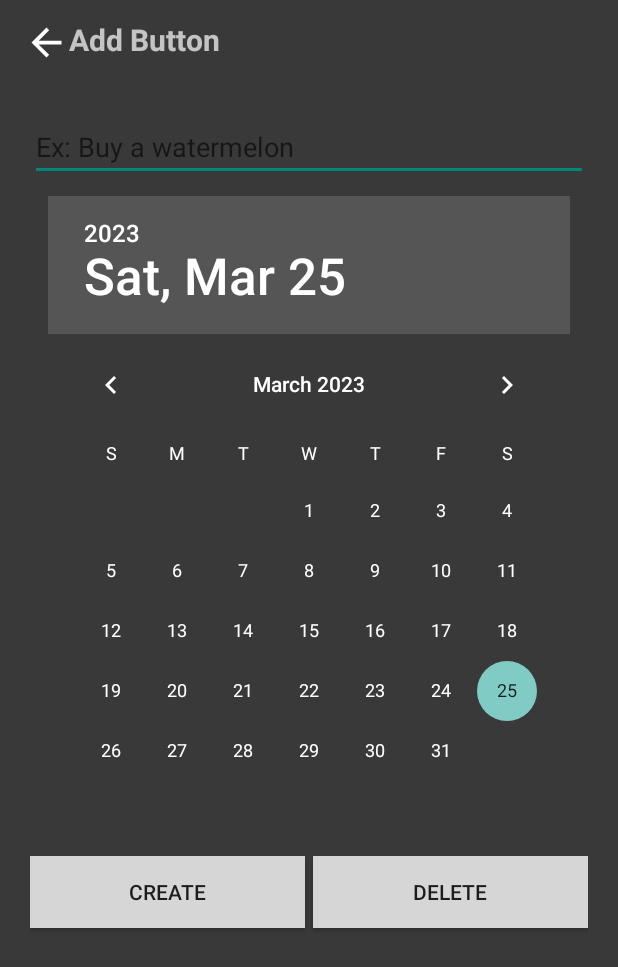
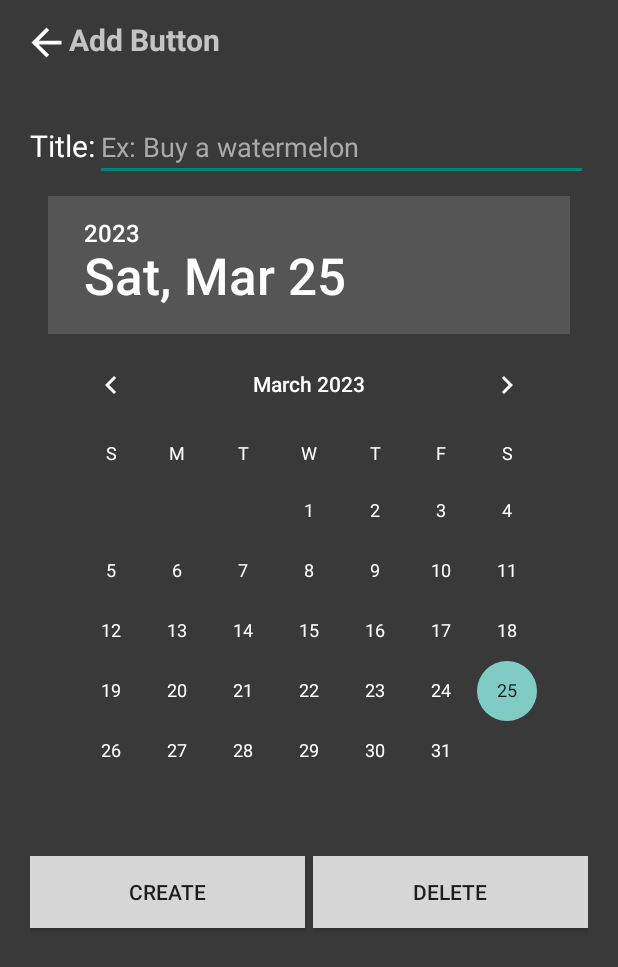
Before and after one commit to khosbilegt/MobileDev, an Android app: the screen it shows after launch (AddActivity), after a tap on "Button", on a phone screen of 412 x 824 dp. Shown: the top 967 px of the screen. Run offline under Robolectric (Android 15) with nearby library versions, the phone set to English and light mode, and no system bars.

Commit message:
fixed colors

```diff
--- a/Todo/app/src/main/java/com/example/todo/CalendarAdapter.java
+++ b/Todo/app/src/main/java/com/example/todo/CalendarAdapter.java
@@ -65,7 +65,7 @@ public class CalendarAdapter extends RecyclerView.Adapter<CalendarAdapter.ViewHo
     private void handleColors(@NonNull CalendarAdapter.ViewHolder holder, int position) {
         int staticPosition = position;
         if(activeList.get(staticPosition)) {
-            holder.layout.setBackground(holder.resources.getDrawable(R.drawable.side_late));
+            holder.layout.setBackground(holder.resources.getDrawable(R.drawable.cal_active));
             holder.dayOfMonthText.setTextColor(holder.resources.getColor(R.color.active_text));
             holder.dayOfWeekText.setTextColor(holder.resources.getColor(R.color.active_text));
             return;
--- a/Todo/app/src/main/res/layout/activity_add.xml
+++ b/Todo/app/src/main/res/layout/activity_add.xml
@@ -64,6 +64,19 @@
         app:layout_constraintStart_toStartOf="parent"
         app:layout_constraintTop_toBottomOf="@+id/my_toolbar">
 
+        <LinearLayout
+            android:layout_width="match_parent"
+            android:layout_height="wrap_content"
+            android:orientation="horizontal">
+
+            <TextView
+                android:id="@+id/textView"
+                android:layout_width="wrap_content"
+                android:layout_height="wrap_content"
+                android:text="Title:"
+                android:textColor="@color/white"
+                android:textSize="20sp" />
+
             <EditText
                 android:id="@+id/editText"
                 android:layout_width="match_parent"
@@ -71,8 +84,11 @@
                 android:ems="10"
                 android:hint="Ex: Buy a watermelon"
                 android:inputType="textPersonName"
+                android:textColor="@color/white"
+                android:textColorHint="@android:color/darker_gray"
                 tools:layout_editor_absoluteX="0dp"
                 tools:layout_editor_absoluteY="98dp" />
+        </LinearLayout>
 
         <DatePicker
             android:id="@+id/datePicker"
```
Also changed, not shown: Todo/app/src/main/java/com/example/todo/AddActivity.java (+24 -3 lines), Todo/app/src/main/res/layout/task_item.xml (+18 -13 lines). Lines whose indentation alone changed are shown as unchanged.
